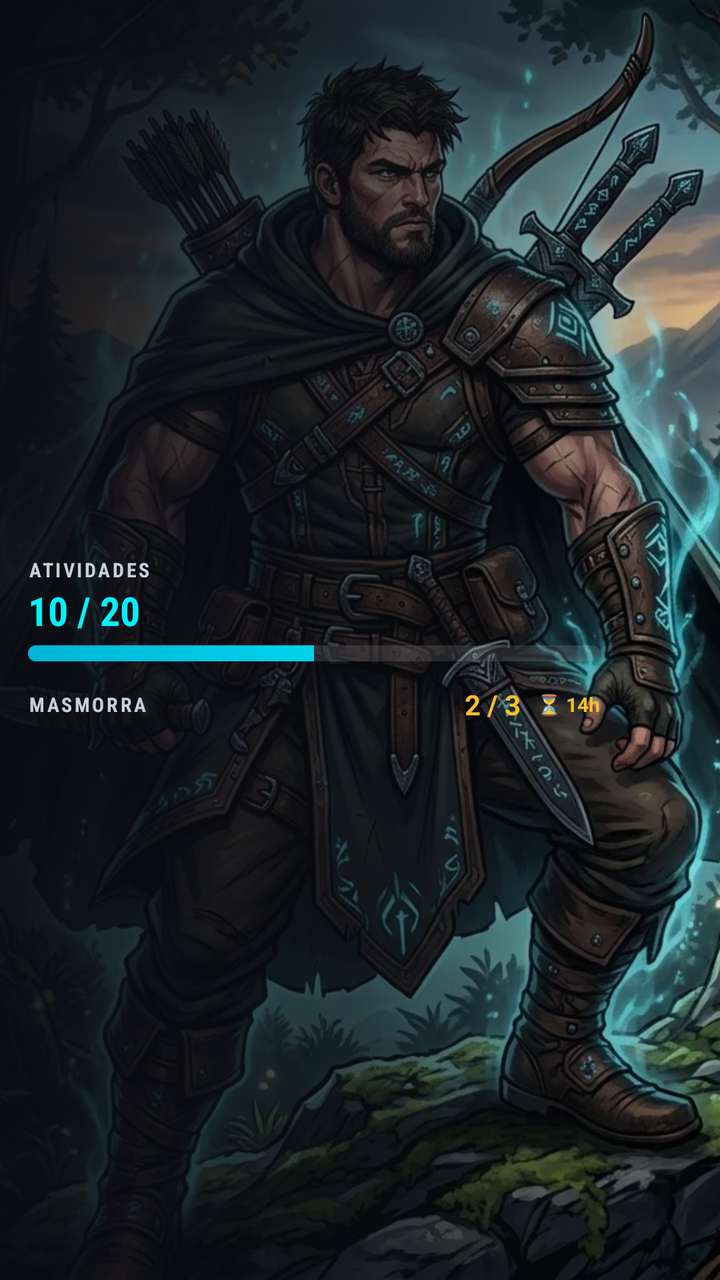
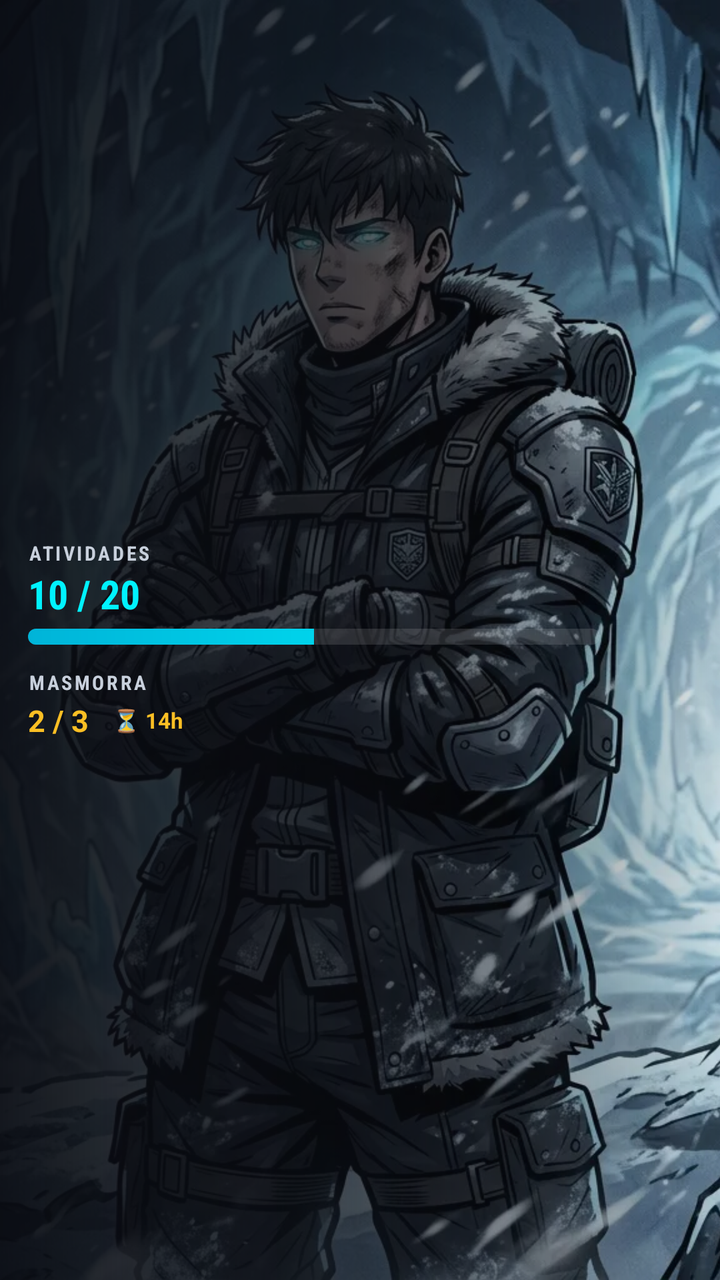

Screens rendered from an Android XML layout before and after an edit, with the pre-edit source and the edit as a unified diff.
<!-- AndroidManifest.xml: application theme AppTheme -->
<!-- res/layout/widget_liferpg_medium.xml -->
<?xml version="1.0" encoding="utf-8"?>
<FrameLayout xmlns:android="http://schemas.android.com/apk/res/android"
    android:id="@+id/widget_root"
    android:layout_width="match_parent"
    android:layout_height="match_parent"
    android:background="#FF0A0C12">

    <ImageView
        android:id="@+id/widget_avatar"
        android:layout_width="match_parent"
        android:layout_height="match_parent"
        android:scaleType="centerCrop"
        android:src="@drawable/widget_avatar"
        android:contentDescription="LifeRPG" />

    <LinearLayout
        android:layout_width="match_parent"
        android:layout_height="match_parent"
        android:orientation="vertical"
        android:gravity="center_vertical"
        android:background="@drawable/widget_scrim"
        android:paddingStart="14dp"
        android:paddingEnd="60dp"
        android:paddingTop="12dp"
        android:paddingBottom="12dp">

        
        <TextView
            android:layout_width="wrap_content"
            android:layout_height="wrap_content"
            android:text="ATIVIDADES"
            android:textColor="#C8D0DC"
            android:textSize="10sp"
            android:textStyle="bold"
            android:letterSpacing="0.12"
            android:fontFamily="sans-serif-condensed" />

        <TextView
            android:id="@+id/widget_act_value"
            android:layout_width="wrap_content"
            android:layout_height="wrap_content"
            android:text="10 / 20"
            android:textColor="#00F2FE"
            android:textStyle="bold"
            android:textSize="20sp"
            android:fontFamily="sans-serif-condensed" />

        <ProgressBar
            android:id="@+id/widget_act_bar"
            style="?android:attr/progressBarStyleHorizontal"
            android:layout_width="match_parent"
            android:layout_height="8dp"
            android:layout_marginTop="4dp"
            android:max="100"
            android:progress="50"
            android:progressDrawable="@drawable/widget_xp_progress" />

        
        <LinearLayout
            android:layout_width="match_parent"
            android:layout_height="wrap_content"
            android:orientation="horizontal"
            android:layout_marginTop="12dp"
            android:gravity="center_vertical">

            <TextView
                android:layout_width="0dp"
                android:layout_height="wrap_content"
                android:layout_weight="1"
                android:text="MASMORRA"
                android:textColor="#C8D0DC"
                android:textSize="10sp"
                android:textStyle="bold"
                android:letterSpacing="0.12"
                android:maxLines="1"
                android:ellipsize="end"
                android:fontFamily="sans-serif-condensed" />

            <TextView
                android:id="@+id/widget_dungeon_value"
                android:layout_width="wrap_content"
                android:layout_height="wrap_content"
                android:text="2 / 3"
                android:textColor="#FBBF24"
                android:textStyle="bold"
                android:textSize="14sp" />

            <TextView
                android:id="@+id/widget_dungeon_time"
                android:layout_width="wrap_content"
                android:layout_height="wrap_content"
                android:layout_marginStart="8dp"
                android:text="⏳ 14h"
                android:textColor="#FBBF24"
                android:textSize="10sp"
                android:textStyle="bold" />
        </LinearLayout>
    </LinearLayout>
</FrameLayout>
<!-- resources referenced by this layout -->
<resources>
  <!-- drawable widget_avatar: webp bitmap (drawable, 174104 bytes) -->
  <!-- drawable widget_scrim (drawable) -->
  <?xml version="1.0" encoding="utf-8"?>
  <shape xmlns:android="http://schemas.android.com/apk/res/android"
      android:shape="rectangle">
      <gradient
          android:type="linear"
          android:angle="0"
          android:startColor="#F20A0C12"
          android:centerColor="#B00A0C12"
          android:endColor="#1A0A0C12" />
  </shape>
  <!-- drawable widget_xp_progress (drawable) -->
  <?xml version="1.0" encoding="utf-8"?>
  <layer-list xmlns:android="http://schemas.android.com/apk/res/android">
      <item android:id="@android:id/background">
          <shape android:shape="rectangle">
              <corners android:radius="6dp" />
              <solid android:color="#1FFFFFFF" />
          </shape>
      </item>
      <item android:id="@android:id/progress">
          <clip>
              <shape android:shape="rectangle">
                  <corners android:radius="6dp" />
                  <gradient
                      android:angle="0"
                      android:startColor="#00B4D8"
                      android:endColor="#00F2FE" />
              </shape>
          </clip>
      </item>
  </layer-list>
  <style name="AppTheme" parent="Theme.AppCompat.Light.DarkActionBar">
          
          <item name="colorPrimary">@color/colorPrimary</item>
          <item name="colorPrimaryDark">@color/colorPrimaryDark</item>
          <item name="colorAccent">@color/colorAccent</item>
      </style>
</resources>

<!-- the commit's change to res/layout/widget_liferpg_medium.xml (unified diff, before → after) -->
@@ -56,25 +56,23 @@
             android:progressDrawable="@drawable/widget_xp_progress" />
 
         
+        <TextView
+            android:layout_width="wrap_content"
+            android:layout_height="wrap_content"
+            android:layout_marginTop="12dp"
+            android:text="MASMORRA"
+            android:textColor="#C8D0DC"
+            android:textSize="10sp"
+            android:textStyle="bold"
+            android:letterSpacing="0.12"
+            android:fontFamily="sans-serif-condensed" />
+
         <LinearLayout
             android:layout_width="match_parent"
             android:layout_height="wrap_content"
             android:orientation="horizontal"
-            android:layout_marginTop="12dp"
+            android:layout_marginTop="2dp"
             android:gravity="center_vertical">
-
-            <TextView
-                android:layout_width="0dp"
-                android:layout_height="wrap_content"
-                android:layout_weight="1"
-                android:text="MASMORRA"
-                android:textColor="#C8D0DC"
-                android:textSize="10sp"
-                android:textStyle="bold"
-                android:letterSpacing="0.12"
-                android:maxLines="1"
-                android:ellipsize="end"
-                android:fontFamily="sans-serif-condensed" />
 
             <TextView
                 android:id="@+id/widget_dungeon_value"
@@ -83,16 +81,16 @@
                 android:text="2 / 3"
                 android:textColor="#FBBF24"
                 android:textStyle="bold"
-                android:textSize="14sp" />
+                android:textSize="15sp" />
 
             <TextView
                 android:id="@+id/widget_dungeon_time"
                 android:layout_width="wrap_content"
                 android:layout_height="wrap_content"
-                android:layout_marginStart="8dp"
+                android:layout_marginStart="12dp"
                 android:text="⏳ 14h"
                 android:textColor="#FBBF24"
-                android:textSize="10sp"
+                android:textSize="11sp"
                 android:textStyle="bold" />
         </LinearLayout>
     </LinearLayout>
<!-- resource entries referenced after the edit -->
@@ -1,6 +1,6 @@
 <!-- resources referenced by this layout -->
 <resources>
-  <!-- drawable widget_avatar: webp bitmap (drawable, 174104 bytes) -->
+  <!-- drawable widget_avatar: webp bitmap (drawable, 160208 bytes) -->
   <!-- drawable widget_scrim (drawable) -->
   <?xml version="1.0" encoding="utf-8"?>
   <shape xmlns:android="http://schemas.android.com/apk/res/android"
